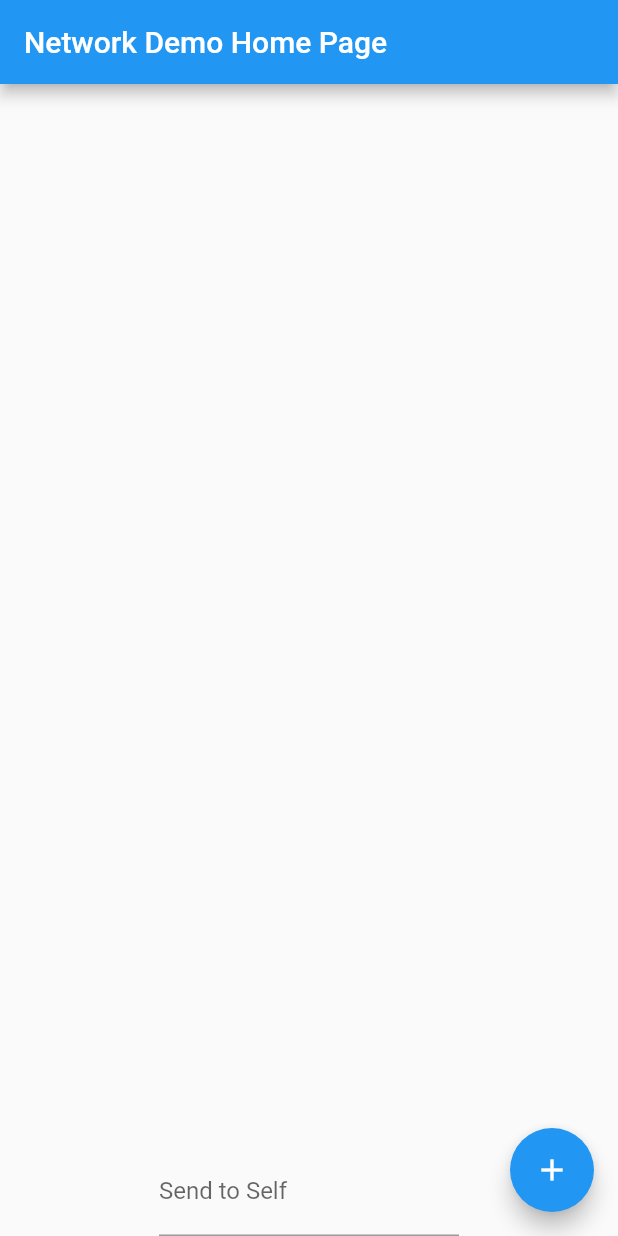
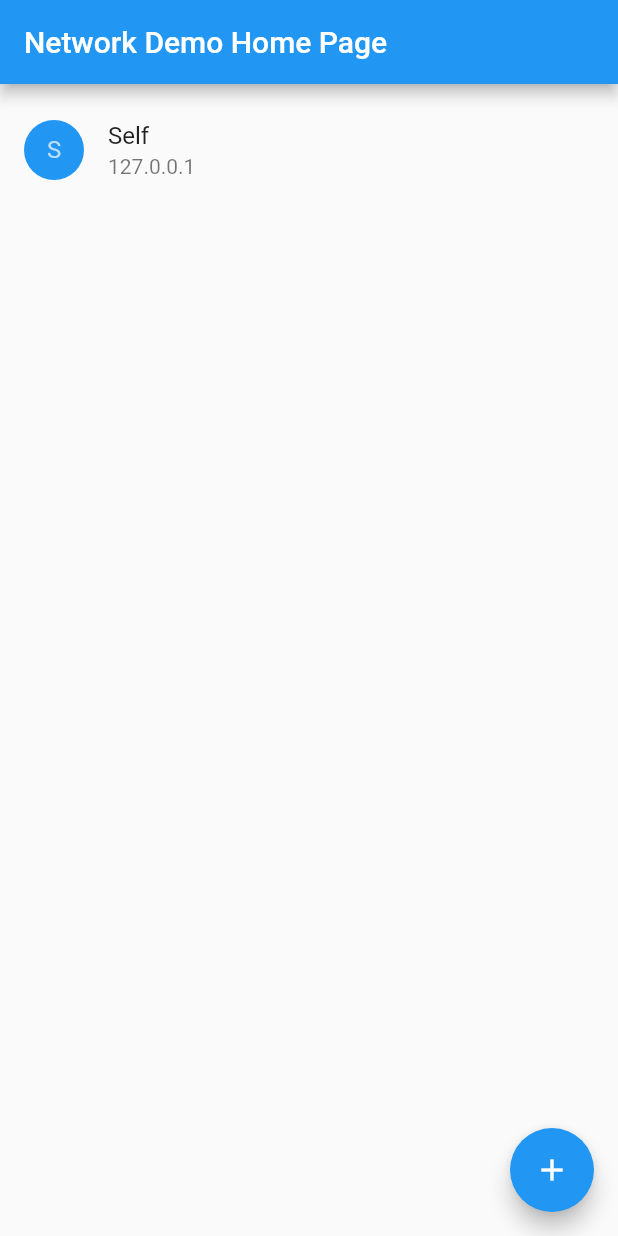
Before and after one commit to gjf2a/text_messenger, a Flutter app: the screen it shows after launch, on a phone screen of 412 x 824 dp. Run offline on Flutter 3.47's test engine with Material 2 defaults, Android fonts, the phone set to English and light mode, and no system bars; missing offline and left inert: mutex, network_info_plus.

Commit message:
Reworked the DropdownButton as a ListView with ListTiles

```diff
--- /dev/null
+++ b/lib/list_items.dart
@@ -0,0 +1,37 @@
+import 'package:flutter/material.dart';
+import 'package:text_messenger/data.dart';
+
+typedef FriendListChatCallback = Function(Friend item);
+typedef FriendListEditCallback = Function(Friend item);
+
+class FriendListItem extends StatelessWidget {
+  FriendListItem({
+    required this.friend,
+    required this.onListTapped,
+    required this.onListEdited,
+  }) : super(key: ObjectKey(friend));
+
+  final Friend friend;
+  final FriendListChatCallback onListTapped;
+  final FriendListEditCallback onListEdited;
+
+  @override
+  Widget build(BuildContext context) {
+    return ListTile(
+      onTap: () {
+        onListTapped(friend);
+      },
+      onLongPress: () {
+        onListEdited(friend);
+      },
+      leading: CircleAvatar(
+        backgroundColor: Theme.of(context).primaryColor,
+        child: Text(friend.name[0]),
+      ),
+      title: Text(
+        friend.name,
+      ),
+      subtitle: Text(friend.ipAddr),
+    );
+  }
+}
--- a/lib/main.dart
+++ b/lib/main.dart
@@ -7,6 +7,8 @@ import 'package:network_info_plus/network_info_plus.dart';
 import 'package:flutter/material.dart';
 import 'package:text_messenger/data.dart';
 import 'package:text_messenger/text_widgets.dart';
+
+import 'list_items.dart';
 
 void main() {
   runApp(MyApp());
@@ -189,6 +191,18 @@ class _MyHomePageState extends State<MyHomePage> {
     );
   }
 
+  void _handleChat(Friend friend) {
+    setState(() {
+      print("Chat");
+    });
+  }
+
+  void _handleEditFriend(Friend friend) {
+    setState(() {
+      print("Edit");
+    });
+  }
+
   Widget _mainScreen(BuildContext context) {
     _friendList = makeFriendList();
     /*return Column(
@@ -203,9 +217,19 @@ class _MyHomePageState extends State<MyHomePage> {
           onChanged: updateFriendList,
         ),
       ],
+      );
+      */
+    return ListView(
+      padding: const EdgeInsets.symmetric(vertical: 8.0),
+      children: _friends.map((item) {
+        return FriendListItem(
+          friend: _friends.getFriend(item)!,
+          onListTapped: _handleChat,
+          onListEdited: _handleEditFriend,
+        );
+      }).toList(),
+    );
 
-
-    );*/
-    return ChatScreen(friend: _friends.getFriend(_currentFriend));
+    //return ChatScreen(friend: _friends.getFriend(_currentFriend));
   }
 }
```
